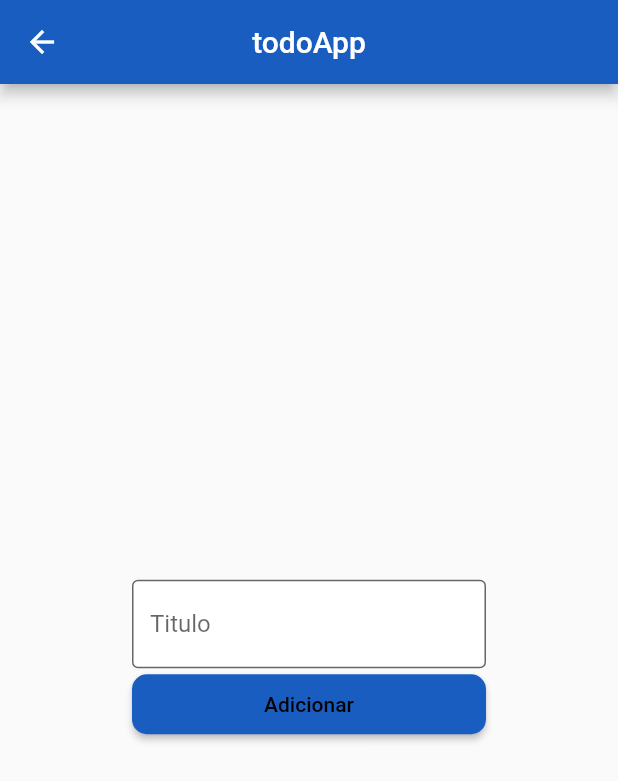
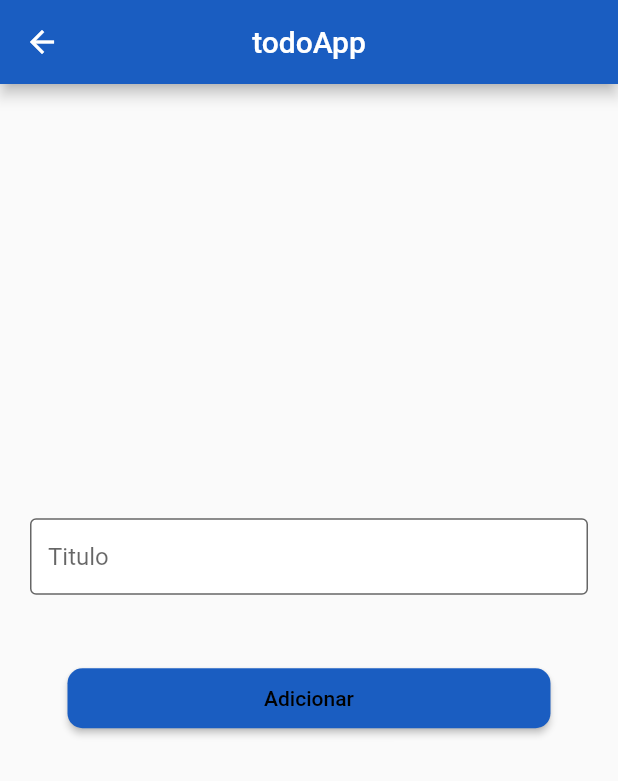
Before and after one commit to AntonioAEMartins/Flutter-Learning, a Flutter app: the screen it shows after launch, after a tap on the "add circle outline" icon, on a phone screen of 412 x 824 dp. Shown: the top 781 px of the screen. Run offline on Flutter 3.47's test engine with Material 2 defaults, Android fonts, the phone set to English and light mode, and no system bars.

Commit message:
Terceira versao do todoApp

```diff
--- a/todo_app/lib/addtodo.dart
+++ b/todo_app/lib/addtodo.dart
@@ -21,16 +21,14 @@ class _AddTodoState extends State<AddTodo> {
         textDirection: TextDirection.ltr),
         backgroundColor:const Color.fromARGB(255,26, 93, 193),
       ),
-      body:  Padding(
-        padding: const EdgeInsets.all(8.0),
-        child: Directionality(
+      body:  Directionality(
           textDirection: TextDirection.ltr,
-          child: Padding(
-            padding: const EdgeInsets.all(80.0),
           child: Column(
               mainAxisAlignment: MainAxisAlignment.center,
               children: [
-                TextFormField(
+                Padding(
+                  padding: const EdgeInsets.symmetric(vertical: 0,horizontal: 20),
+                  child: TextFormField(
                     controller: inputTextController,
                     decoration: const InputDecoration(
                       border: OutlineInputBorder(),
@@ -38,11 +36,17 @@ class _AddTodoState extends State<AddTodo> {
                       filled: true,
                       hintText: "Titulo",
                       hintTextDirection: TextDirection.ltr,
+                      isDense: true,
                       ),
                   ),
-                ElevatedButton(onPressed:(){
+                ),
+                Padding(
+                  padding: const EdgeInsets.all(45.0),
+                  child: ElevatedButton(onPressed:(){
                     setState(() {
+                      if (inputTextController.text!=""){
                         widget.todoList.add(Todo(name: inputTextController.text) );
+                      }
                   });
                   Navigator.push(context,MaterialPageRoute(builder: (context)=>MyApp(todoList: widget.todoList)));
                   },style: ButtonStyle(fixedSize: MaterialStateProperty.all(const Size(500,40)), backgroundColor: MaterialStateProperty.resolveWith((states) => const Color.fromARGB(255,26, 93, 193)),shape: MaterialStateProperty.all<RoundedRectangleBorder>(
@@ -50,10 +54,9 @@ class _AddTodoState extends State<AddTodo> {
                       borderRadius: BorderRadius.circular(10)
                     )
                   ))
-                , child: const Text("Adicionar", style: TextStyle(color: Colors.black), textDirection: TextDirection.ltr,))
+                  , child: const Text("Adicionar", style: TextStyle(color: Colors.black), textDirection: TextDirection.ltr,)),
+                )
               ]
-            ),
-          ),
             ),
         ),
     );
```
Also changed, not shown: todo_app/lib/myapp.dart (+53 -6 lines), todo_app/lib/main.dart (line endings or trailing spaces). Lines whose indentation alone changed are shown as unchanged.
